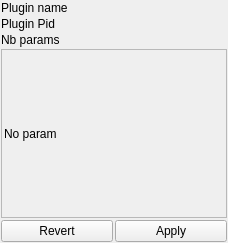
Above: workflow/ui/pluginsettingswidget.ui from cseyve/piaf before the change. Below: the same form after it.
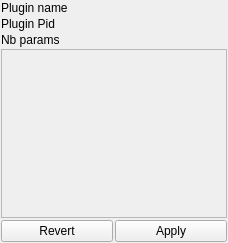
That is the form after the change. Icons and pictures are not drawn.

What changed in the file:
```diff
--- a/workflow/ui/pluginsettingswidget.ui
+++ b/workflow/ui/pluginsettingswidget.ui
@@ -90,11 +90,7 @@
            <number>1</number>
           </property>
           <item row="0" column="0">
-           <widget class="QLabel" name="label">
-            <property name="text">
-             <string>No param</string>
-            </property>
-           </widget>
+           <layout class="QHBoxLayout" name="horizontalLayout_2"/>
           </item>
          </layout>
         </widget>
```
Left out of the diff: 3 changed lines with no effect on the pictures.
